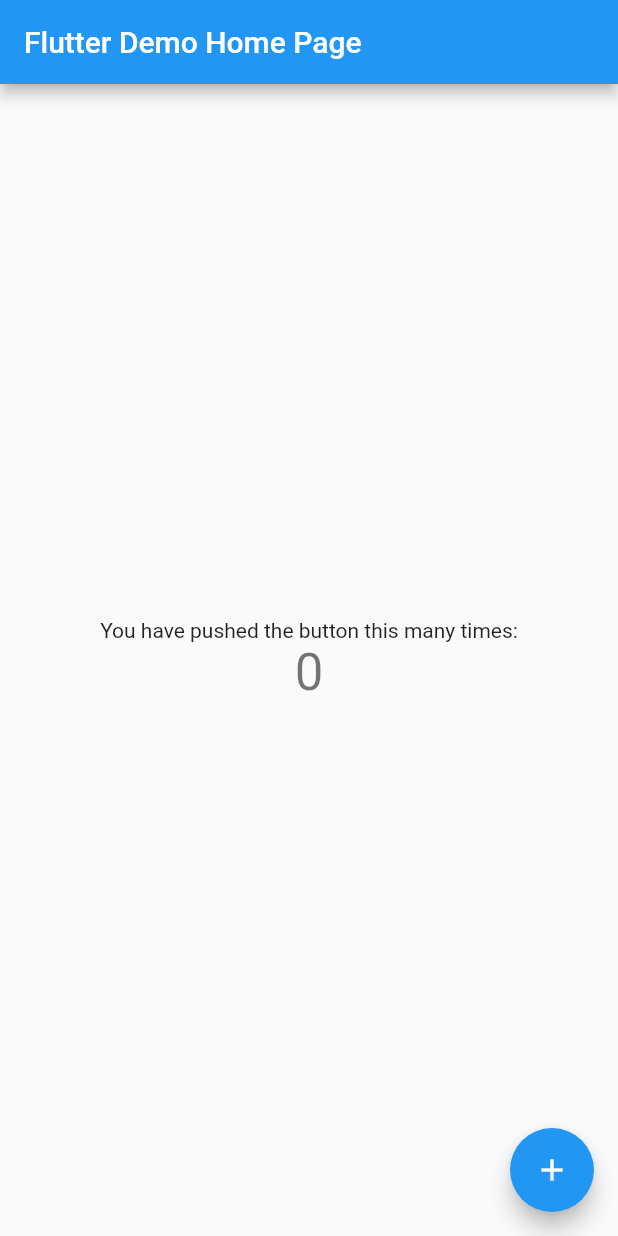
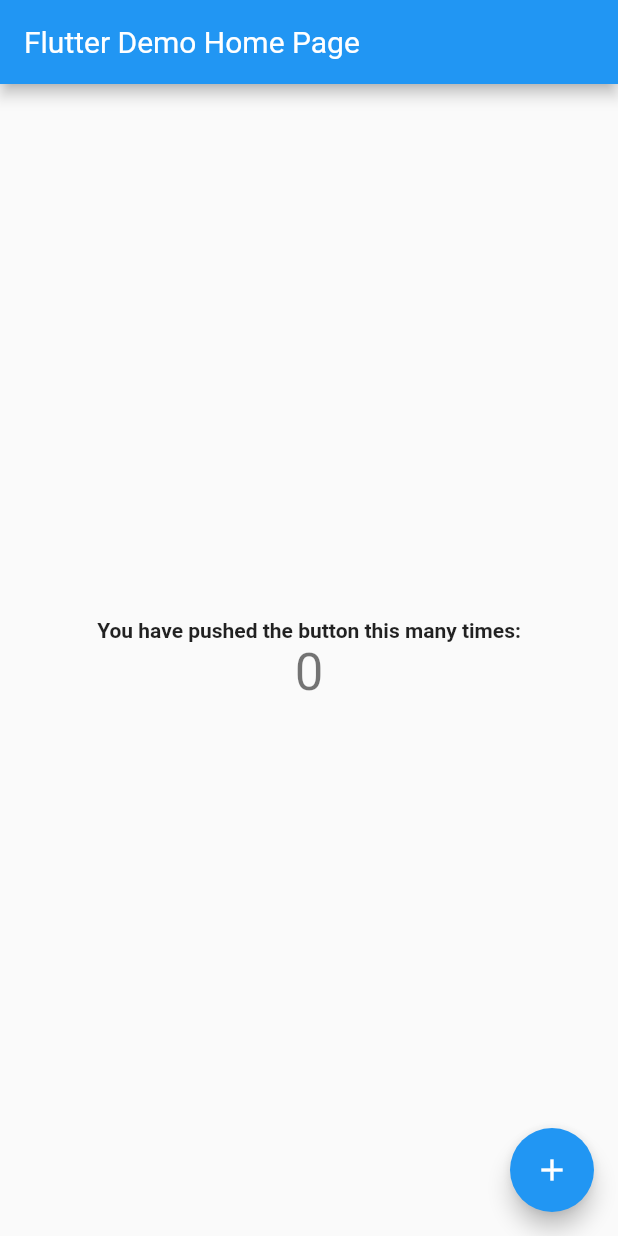
Before and after one commit to olympea/surf-flutter-course-tretiak, a Flutter app: the screen it shows after launch, on a phone screen of 412 x 824 dp. Run offline on Flutter 3.47's test engine with Material 2 defaults, Android fonts, the phone set to English and light mode, and no system bars.

Commit message:
added fonts, updated pubspec.yaml

```diff
--- a/places/lib/main.dart
+++ b/places/lib/main.dart
@@ -5,25 +5,12 @@ void main() {
 }
 
 class MyApp extends StatelessWidget {
-  // This widget is the root of your application.
   @override
   Widget build(BuildContext context) {
     return MaterialApp(
       title: 'Flutter Demo',
       theme: ThemeData(
-        // This is the theme of your application.
-        //
-        // Try running your application with "flutter run". You'll see the
-        // application has a blue toolbar. Then, without quitting the app, try
-        // changing the primarySwatch below to Colors.green and then invoke
-        // "hot reload" (press "r" in the console where you ran "flutter run",
-        // or simply save your changes to "hot reload" in a Flutter IDE).
-        // Notice that the counter didn't reset back to zero; the application
-        // is not restarted.
         primarySwatch: Colors.blue,
-        // This makes the visual density adapt to the platform that you run
-        // the app on. For desktop platforms, the controls will be smaller and
-        // closer together (more dense) than on mobile platforms.
         visualDensity: VisualDensity.adaptivePlatformDensity,
       ),
       home: MyHomePage(title: 'Flutter Demo Home Page'),
@@ -33,15 +20,6 @@ class MyApp extends StatelessWidget {
 
 class MyHomePage extends StatefulWidget {
   MyHomePage({Key key, this.title}) : super(key: key);
-
-  // This widget is the home page of your application. It is stateful, meaning
-  // that it has a State object (defined below) that contains fields that affect
-  // how it looks.
-
-  // This class is the configuration for the state. It holds the values (in this
-  // case the title) provided by the parent (in this case the App widget) and
-  // used by the build method of the State. Fields in a Widget subclass are
-  // always marked "final".
 
   final String title;
 
@@ -54,51 +32,26 @@ class _MyHomePageState extends State<MyHomePage> {
 
   void _incrementCounter() {
     setState(() {
-      // This call to setState tells the Flutter framework that something has
-      // changed in this State, which causes it to rerun the build method below
-      // so that the display can reflect the updated values. If we changed
-      // _counter without calling setState(), then the build method would not be
-      // called again, and so nothing would appear to happen.
       _counter++;
     });
   }
 
   @override
   Widget build(BuildContext context) {
-    // This method is rerun every time setState is called, for instance as done
-    // by the _incrementCounter method above.
-    //
-    // The Flutter framework has been optimized to make rerunning build methods
-    // fast, so that you can just rebuild anything that needs updating rather
-    // than having to individually change instances of widgets.
     return Scaffold(
       appBar: AppBar(
-        // Here we take the value from the MyHomePage object that was created by
-        // the App.build method, and use it to set our appbar title.
         title: Text(widget.title),
       ),
       body: Center(
-        // Center is a layout widget. It takes a single child and positions it
-        // in the middle of the parent.
         child: Column(
-          // Column is also a layout widget. It takes a list of children and
-          // arranges them vertically. By default, it sizes itself to fit its
-          // children horizontally, and tries to be as tall as its parent.
-          //
-          // Invoke "debug painting" (press "p" in the console, choose the
-          // "Toggle Debug Paint" action from the Flutter Inspector in Android
-          // Studio, or the "Toggle Debug Paint" command in Visual Studio Code)
-          // to see the wireframe for each widget.
-          //
-          // Column has various properties to control how it sizes itself and
-          // how it positions its children. Here we use mainAxisAlignment to
-          // center the children vertically; the main axis here is the vertical
-          // axis because Columns are vertical (the cross axis would be
-          // horizontal).
           mainAxisAlignment: MainAxisAlignment.center,
           children: <Widget>[
             Text(
               'You have pushed the button this many times:',
+              style: TextStyle(
+                fontFamily: 'Roboto',
+                fontWeight: FontWeight.w700,
+              ),
             ),
             Text(
               '$_counter',
```
Also changed, not shown: places/pubspec.yaml (+19 -53 lines), places/res/font/Roboto-Black.ttf (added), places/res/font/Roboto-BlackItalic.ttf (added), places/res/font/Roboto-Bold.ttf (added), places/res/font/Roboto-BoldItalic.ttf (added), places/res/font/Roboto-Regular.ttf (added), 1 other file.
